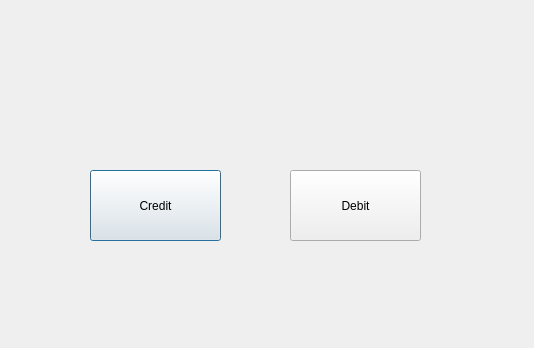
Old version of the form bankautomat/consolecreditdebit.ui in the repository tvt21kmo-bank-project/group_5.
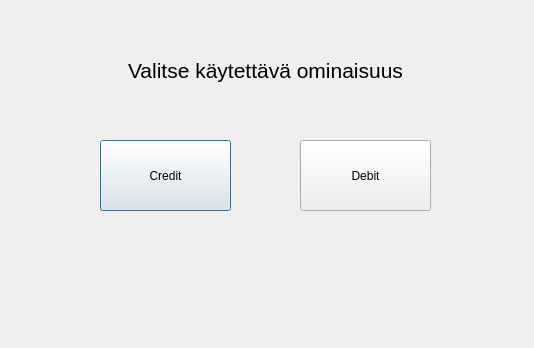
New version of the form.

Diff of the .ui file:
```diff
--- a/bankautomat/consolecreditdebit.ui
+++ b/bankautomat/consolecreditdebit.ui
@@ -16,8 +16,8 @@
   <widget class="QPushButton" name="btnCredit">
    <property name="geometry">
     <rect>
-     <x>90</x>
-     <y>170</y>
+     <x>100</x>
+     <y>140</y>
      <width>131</width>
      <height>71</height>
     </rect>
@@ -29,8 +29,8 @@
   <widget class="QPushButton" name="btnDebit">
    <property name="geometry">
     <rect>
-     <x>290</x>
-     <y>170</y>
+     <x>300</x>
+     <y>140</y>
      <width>131</width>
      <height>71</height>
     </rect>
@@ -39,6 +39,27 @@
     <string>Debit</string>
    </property>
   </widget>
+  <widget class="QLabel" name="label">
+   <property name="geometry">
+    <rect>
+     <x>100</x>
+     <y>50</y>
+     <width>331</width>
+     <height>41</height>
+    </rect>
+   </property>
+   <property name="font">
+    <font>
+     <pointsize>16</pointsize>
+    </font>
+   </property>
+   <property name="text">
+    <string>Valitse käytettävä ominaisuus</string>
+   </property>
+   <property name="alignment">
+    <set>Qt::AlignCenter</set>
+   </property>
+  </widget>
  </widget>
  <resources/>
  <connections/>
```
